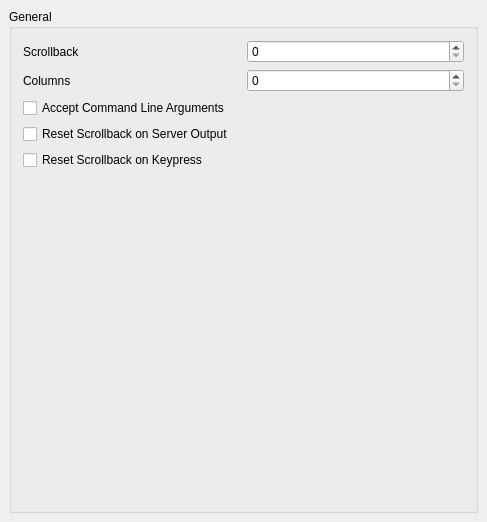
DragonSky/mclient-mume, file trunk/src/configuration/generalpage.ui: the form before one commit.
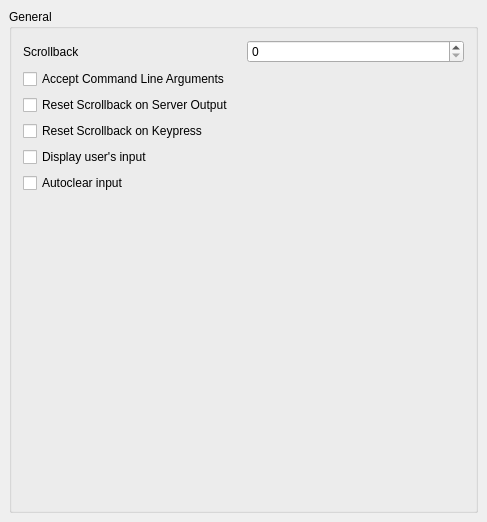
The form after the commit.

Patch:
```diff
--- a/trunk/src/configuration/generalpage.ui
+++ b/trunk/src/configuration/generalpage.ui
@@ -46,21 +46,21 @@
       <string>General</string>
      </property>
      <layout class="QGridLayout" >
-      <item row="2" column="0" >
+      <item row="1" column="0" >
        <widget class="QCheckBox" name="checkBox" >
         <property name="text" >
          <string>Accept Command Line Arguments</string>
         </property>
        </widget>
       </item>
-      <item row="3" column="0" >
+      <item row="2" column="0" >
        <widget class="QCheckBox" name="checkBox_2" >
         <property name="text" >
          <string>Reset Scrollback on Server Output</string>
         </property>
        </widget>
       </item>
-      <item row="5" column="0" >
+      <item row="6" column="0" >
        <spacer>
         <property name="orientation" >
          <enum>Qt::Vertical</enum>
@@ -87,22 +87,26 @@
         </property>
        </widget>
       </item>
-      <item row="4" column="0" >
+      <item row="3" column="0" >
        <widget class="QCheckBox" name="checkBox_3" >
         <property name="text" >
          <string>Reset Scrollback on Keypress</string>
         </property>
        </widget>
       </item>
-      <item row="1" column="0" >
-       <widget class="QLabel" name="label_2" >
+      <item row="4" column="0" >
+       <widget class="QCheckBox" name="checkBox_4" >
         <property name="text" >
-         <string>Columns</string>
+         <string>Display user's input</string>
         </property>
        </widget>
       </item>
-      <item row="1" column="1" >
-       <widget class="QSpinBox" name="spinBox_2" />
+      <item row="5" column="0" >
+       <widget class="QCheckBox" name="checkBox_5" >
+        <property name="text" >
+         <string>Autoclear input</string>
+        </property>
+       </widget>
       </item>
      </layout>
     </widget>
```
Left out of the diff: 13 changed lines with no effect on the pictures.
